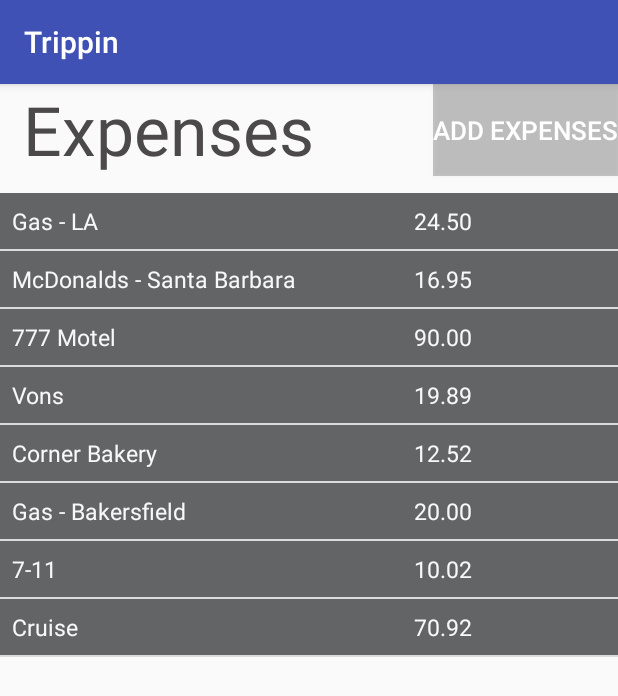
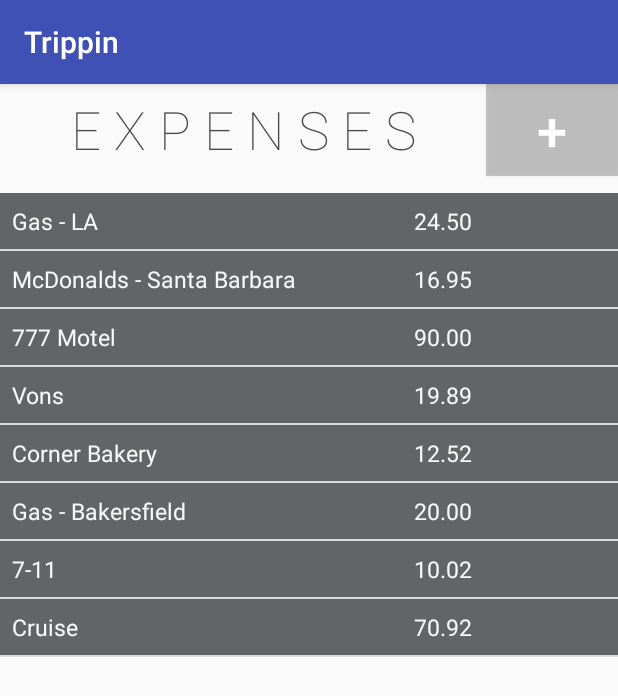
Before and after one commit to annechen112995/Trippin, an Android app: the fragment ExpenseFragment shown on its own in the app's theme, on a phone screen of 412 x 824 dp. Shown: the top 696 px of the screen. Run offline under Robolectric (Android 15) with nearby library versions, the phone set to English and light mode, and no system bars.

Commit message:
minor UI changes

```diff
--- a/app/src/main/res/layout/fragment_expense.xml
+++ b/app/src/main/res/layout/fragment_expense.xml
@@ -20,24 +20,27 @@
             android:layout_alignTop="@+id/addButton"
             android:layout_column="0"
             android:layout_row="0"
+            android:layout_toLeftOf="@+id/addButton"
+            android:layout_toStartOf="@+id/addButton"
+            android:fontFamily="sans-serif-thin"
             android:gravity="center"
-            android:text="Expenses"
+            android:text="E X P E N S E S"
             android:textColor="#4c494b"
-            android:textSize="45dp" />
+            android:textSize="35dp" />
 
         <Button
             android:id="@+id/addButton"
             android:layout_width="wrap_content"
             android:layout_height="61dp"
+            android:layout_alignParentEnd="true"
+            android:layout_alignParentRight="true"
+            android:layout_alignParentTop="true"
             android:layout_column="10"
             android:layout_row="0"
             android:background="@color/cardview_shadow_start_color"
-            android:text="ADD EXPENSES"
+            android:text="+"
             android:textColor="#FFF"
-            android:textSize="17dp"
-            android:layout_alignParentTop="true"
-            android:layout_alignParentRight="true"
-            android:layout_alignParentEnd="true" />
+            android:textSize="36sp" />
 
         <ListView
             android:id="@+id/lvExp"
--- a/app/src/main/res/layout/fragment_map.xml
+++ b/app/src/main/res/layout/fragment_map.xml
@@ -30,7 +30,10 @@
             android:id="@+id/ivMap"
             android:layout_width="match_parent"
             android:layout_height="match_parent"
+            android:layout_margin="3dp"
             android:paddingBottom="20dp"
+            android:scale="centerCrop"
+            android:scaleType="centerCrop"
             app:srcCompat="@drawable/vegastosanf" />
     </LinearLayout>
 
--- a/app/src/main/res/layout/fragment_packing.xml
+++ b/app/src/main/res/layout/fragment_packing.xml
@@ -10,7 +10,8 @@
         android:id="@+id/lvItems"
         android:layout_alignParentLeft="true"
         android:layout_alignParentStart="true"
-        android:layout_below="@+id/editText" />
+        android:layout_below="@+id/editText"
+        android:layout_above="@+id/btnAddItem" />
 
     <EditText
         android:layout_width="wrap_content"
@@ -45,7 +46,7 @@
         android:inputType="textPersonName"
         android:paddingBottom="15dp"
         android:paddingTop="10dp"
-        android:text="P A C K I N G    L I S T"
+        android:text="P A C K I N G"
         android:textColor="#000"
         android:textSize="35dp" />
 
```
